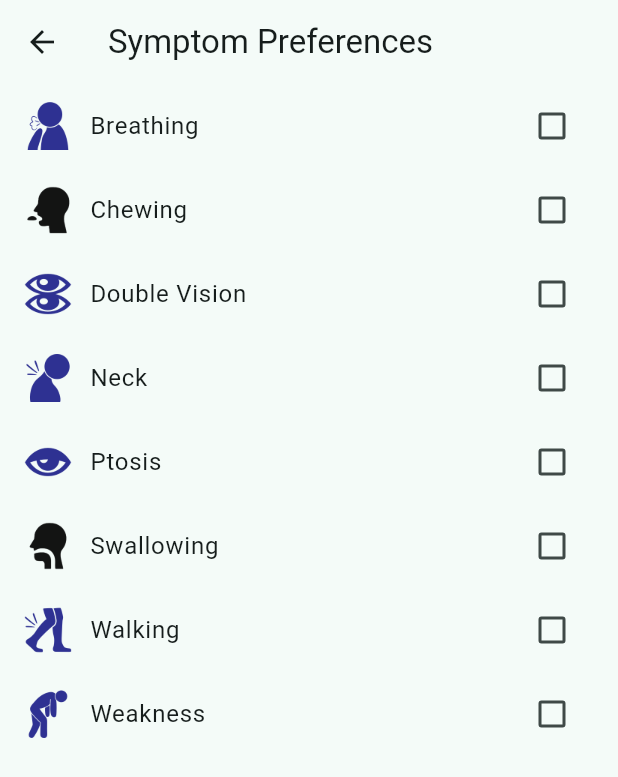
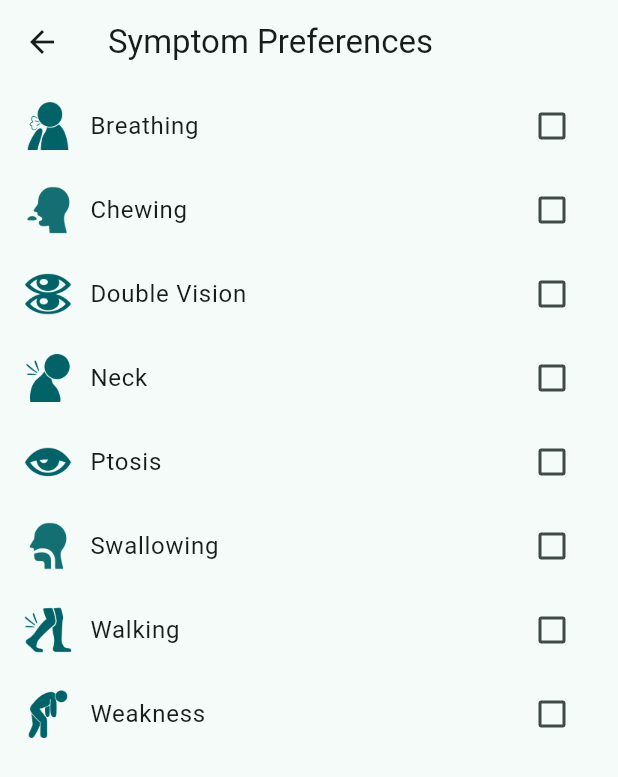
Before and after one commit to dojosgithub/mestinow, a Flutter app: the SymptomPreferencesPage screen opened directly, on a phone screen of 412 x 824 dp. Shown: the top 777 px of the screen. Run offline on Flutter 3.47's test engine with Material 3 defaults, Android fonts, the phone set to English and light mode, and no system bars; our stand-ins replace file_picker, flutter_local_notifications, google_fonts, objectbox, percent_indicator, share_plus and 3 more; accounts and stored records are empty; generated files the repository leaves out were written again.

Commit message:
Color added to pref icons

```diff
--- a/lib/pages/symptom_preferences_page.dart
+++ b/lib/pages/symptom_preferences_page.dart
@@ -2,6 +2,7 @@ import 'package:flutter/material.dart';
 import 'package:flutter_gen/gen_l10n/app_localizations.dart';
 import 'package:shared_preferences/shared_preferences.dart';
 import '../models/event.dart';
+import '../theme/colors.dart';
 
 class SymptomPreferencesPage extends StatefulWidget {
   @override
@@ -97,7 +98,7 @@ class _SymptomPreferencesPageState extends State<SymptomPreferencesPage> {
               return CheckboxListTile(
                 title: Row(
                   children: [
-                    Image.asset(symptom.icon, width: 32, height: 32),
+                    Image.asset(symptom.icon, color: AppColors.darkPrimary, width: 32, height: 32),
                     const SizedBox(width: 12),
                     Expanded(child: Text(symptom.getDisplayName(l10n))),
                   ],
```
